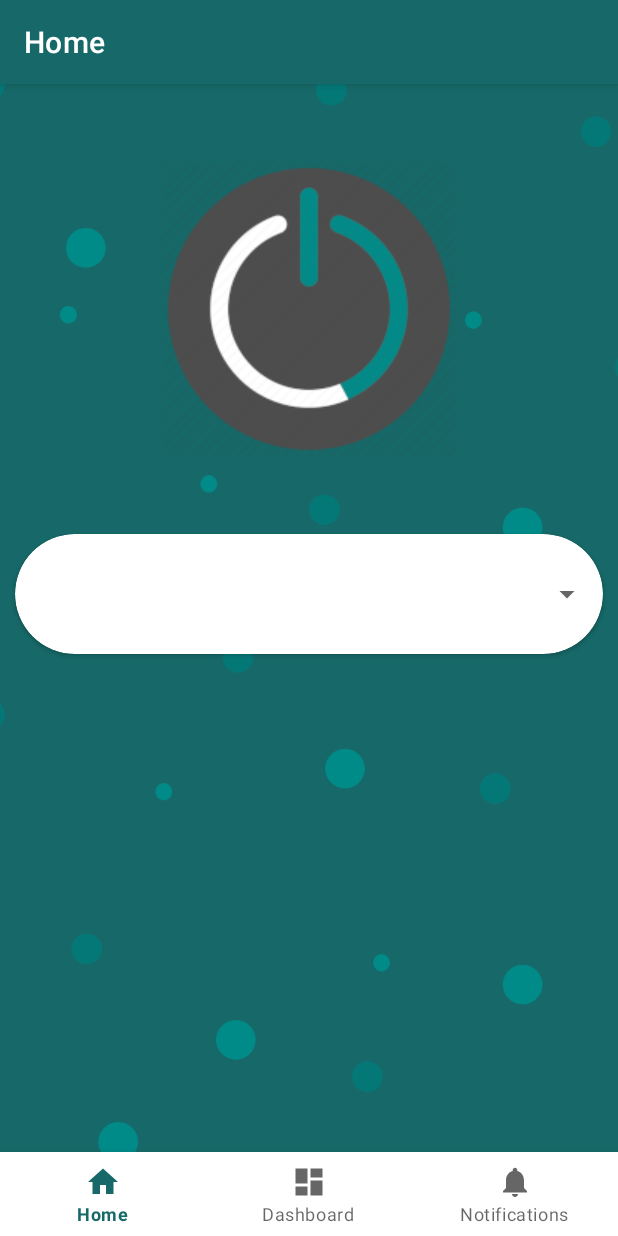
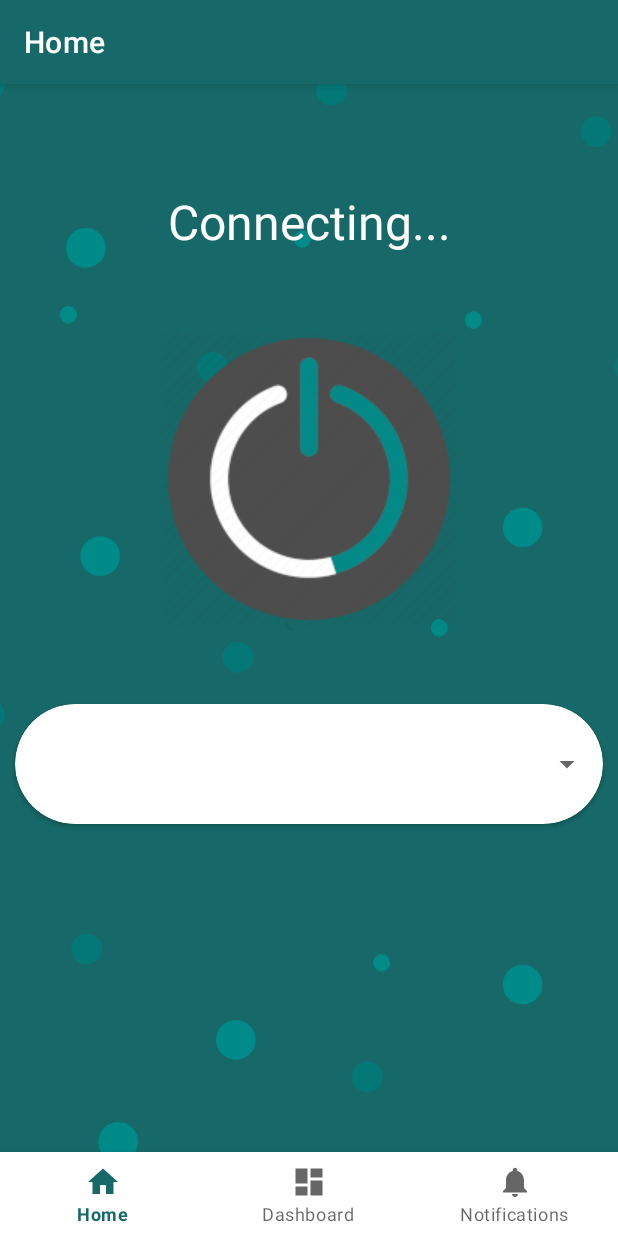
Before and after one commit to gantzzz/justvpn-android, an Android app: the screen it shows after launch (MainActivity), after a tap on an icon or button, on a phone screen of 412 x 824 dp. Run offline under Robolectric (Android 15) with nearby library versions, the light colour scheme and no system bars; our stand-ins replace Volley, navigation-ui; network calls fail.

Commit message:
small layout changes, status field

```diff
--- a/app/src/main/java/online/justvpn/ui/home/HomeFragment.java
+++ b/app/src/main/java/online/justvpn/ui/home/HomeFragment.java
@@ -14,6 +14,7 @@ import android.view.ViewGroup;
 import android.widget.AdapterView;
 import android.widget.ImageView;
 import android.widget.Spinner;
+import android.widget.TextView;
 
 import androidx.annotation.MainThread;
 import androidx.annotation.NonNull;
@@ -93,6 +94,10 @@ public class HomeFragment extends Fragment {
     }
     private void onOnOffButtonPressed(View view)
     {
+        // update Status line to "Connecting..."
+        TextView v = Objects.requireNonNull(getView()).findViewById(R.id.StatusText);
+        v.setText(R.string.status_connecting);
+
         Vibrator vibe = (Vibrator) Objects.requireNonNull(getActivity()).getSystemService(Context.VIBRATOR_SERVICE);
         vibe.vibrate(100);
 
--- a/app/src/main/res/drawable/onoff_button_animation.xml
+++ b/app/src/main/res/drawable/onoff_button_animation.xml
@@ -1,7 +1,7 @@
 <?xml version="1.0" encoding="utf-8"?>
 <animation-list xmlns:android="http://schemas.android.com/apk/res/android"
     android:oneshot="false">
-    <!--item android:drawable="@drawable/frame0" android:duration="18" /-->
+    <item android:drawable="@drawable/frame0" android:duration="18" />
     <item android:drawable="@drawable/frame1" android:duration="18" />
     <item android:drawable="@drawable/frame2" android:duration="18" />
     <item android:drawable="@drawable/frame3" android:duration="18" />
--- a/app/src/main/res/layout/fragment_home.xml
+++ b/app/src/main/res/layout/fragment_home.xml
@@ -4,7 +4,19 @@
     xmlns:tools="http://schemas.android.com/tools"
     android:layout_width="match_parent"
     android:layout_height="match_parent"
-    tools:context=".ui.home.HomeFragment">
+    tools:context=".ui.home.HomeFragment"
+    android:gravity="center_vertical">
+
+    <TextView
+        android:id="@+id/StatusText"
+        android:layout_width="wrap_content"
+        android:layout_height="wrap_content"
+        android:textColor="@color/white"
+        android:textSize="32dp"
+        android:fontFamily="sans-serif"
+        android:paddingTop="70dp"
+        app:layout_constraintLeft_toLeftOf="parent"
+        app:layout_constraintRight_toRightOf="parent" />
 
     <ImageView
         android:id="@+id/onoffButtonImageView"
@@ -13,7 +25,7 @@
         android:src="@drawable/button_off_to_on_transition"
         app:layout_constraintLeft_toLeftOf="parent"
         app:layout_constraintRight_toRightOf="parent"
-        app:layout_constraintTop_toTopOf="parent" />
+        app:layout_constraintTop_toBottomOf="@id/StatusText" />
 
     <androidx.cardview.widget.CardView
         android:id="@+id/locationSelectorCardView"
--- a/app/src/main/res/values/strings.xml
+++ b/app/src/main/res/values/strings.xml
@@ -5,4 +5,8 @@
     <string name="title_notifications">Notifications</string>
     <string name="select_location">Select location</string>
     <string name="select_fastest_location">Fastest location</string>
+
+    <string name="status_connecting">Connecting...</string>
+    <string name="status_connected">Connected</string>
+    <string name="status_disconnected">Disconnected</string>
 </resources>
```
